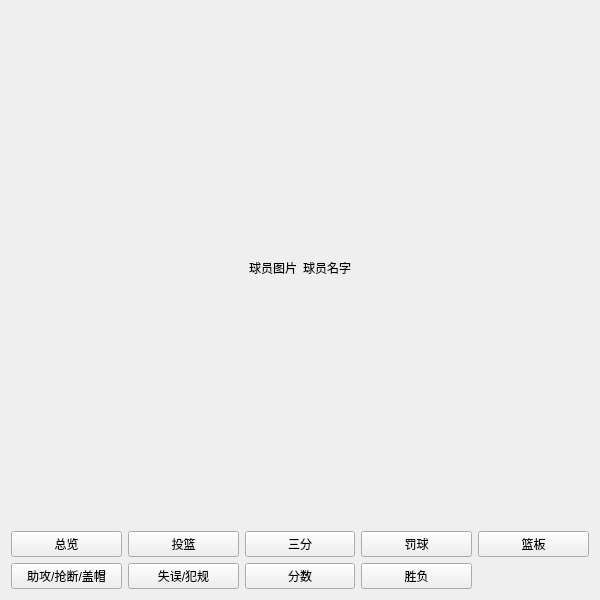
First picture: the form in view/pagePlayer.ui, repository lincandong/Basketball_Data_Visualization, before the edit.
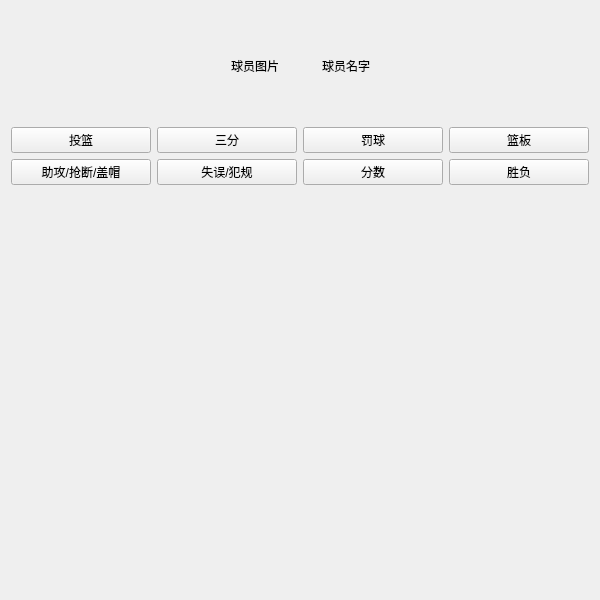
Second picture: the form after the edit.

```diff
--- a/view/pagePlayer.ui
+++ b/view/pagePlayer.ui
@@ -13,7 +13,7 @@
   <property name="windowTitle">
    <string>Form</string>
   </property>
-  <layout class="QVBoxLayout" name="verticalLayout" stretch="1,2,10">
+  <layout class="QVBoxLayout" name="verticalLayout" stretch="1,1,10">
    <item>
     <layout class="QHBoxLayout" name="horizontalLayout">
      <item>
@@ -31,6 +31,12 @@
      </item>
      <item>
       <widget class="QLabel" name="labelPlayerPix">
+       <property name="minimumSize">
+        <size>
+         <width>85</width>
+         <height>110</height>
+        </size>
+       </property>
        <property name="text">
         <string>球员图片</string>
        </property>
@@ -60,41 +66,6 @@
    </item>
    <item>
     <layout class="QGridLayout" name="gridLayout">
-     <item row="0" column="1">
-      <widget class="QPushButton" name="buttonShoot">
-       <property name="text">
-        <string>投篮</string>
-       </property>
-      </widget>
-     </item>
-     <item row="0" column="2">
-      <widget class="QPushButton" name="buttonThree">
-       <property name="text">
-        <string>三分</string>
-       </property>
-      </widget>
-     </item>
-     <item row="0" column="4">
-      <widget class="QPushButton" name="buttonBackboard">
-       <property name="text">
-        <string>篮板</string>
-       </property>
-      </widget>
-     </item>
-     <item row="0" column="3">
-      <widget class="QPushButton" name="buttonPenalty">
-       <property name="text">
-        <string>罚球</string>
-       </property>
-      </widget>
-     </item>
-     <item row="0" column="0">
-      <widget class="QPushButton" name="buttonTotal">
-       <property name="text">
-        <string>总览</string>
-       </property>
-      </widget>
-     </item>
      <item row="1" column="0">
       <widget class="QPushButton" name="buttonAssisting">
        <property name="text">
@@ -123,10 +94,95 @@
        </property>
       </widget>
      </item>
+     <item row="0" column="0">
+      <widget class="QPushButton" name="buttonShoot">
+       <property name="text">
+        <string>投篮</string>
+       </property>
+      </widget>
+     </item>
+     <item row="0" column="1">
+      <widget class="QPushButton" name="buttonThree">
+       <property name="text">
+        <string>三分</string>
+       </property>
+      </widget>
+     </item>
+     <item row="0" column="2">
+      <widget class="QPushButton" name="buttonPenalty">
+       <property name="text">
+        <string>罚球</string>
+       </property>
+      </widget>
+     </item>
+     <item row="0" column="3">
+      <widget class="QPushButton" name="buttonBackboard">
+       <property name="text">
+        <string>篮板</string>
+       </property>
+      </widget>
+     </item>
     </layout>
    </item>
    <item>
-    <layout class="QGridLayout" name="gridLayoutTable" rowstretch="0" columnstretch="0"/>
+    <widget class="QStackedWidget" name="stackedWidget">
+     <widget class="QWidget" name="pageShoot">
+      <layout class="QVBoxLayout" name="verticalLayout_2">
+       <item>
+        <layout class="QGridLayout" name="layoutShoot"/>
+       </item>
+      </layout>
+     </widget>
+     <widget class="QWidget" name="pageThree">
+      <layout class="QVBoxLayout" name="verticalLayout_3">
+       <item>
+        <layout class="QGridLayout" name="layoutThree"/>
+       </item>
+      </layout>
+     </widget>
+     <widget class="QWidget" name="pagePenalty">
+      <layout class="QVBoxLayout" name="verticalLayout_4">
+       <item>
+        <layout class="QGridLayout" name="layoutPenalty"/>
+       </item>
+      </layout>
+     </widget>
+     <widget class="QWidget" name="pageBackboard">
+      <layout class="QVBoxLayout" name="verticalLayout_5">
+       <item>
+        <layout class="QGridLayout" name="layoutBackboard"/>
+       </item>
+      </layout>
+     </widget>
+     <widget class="QWidget" name="pageAssisting">
+      <layout class="QVBoxLayout" name="verticalLayout_6">
+       <item>
+        <layout class="QGridLayout" name="layoutAssisting"/>
+       </item>
+      </layout>
+     </widget>
+     <widget class="QWidget" name="pageFalut">
+      <layout class="QVBoxLayout" name="verticalLayout_7">
+       <item>
+        <layout class="QGridLayout" name="layoutFalut"/>
+       </item>
+      </layout>
+     </widget>
+     <widget class="QWidget" name="pageScore">
+      <layout class="QVBoxLayout" name="verticalLayout_8">
+       <item>
+        <layout class="QGridLayout" name="layoutScore"/>
+       </item>
+      </layout>
+     </widget>
+     <widget class="QWidget" name="pageVictory">
+      <layout class="QVBoxLayout" name="verticalLayout_9">
+       <item>
+        <layout class="QGridLayout" name="layoutVictory"/>
+       </item>
+      </layout>
+     </widget>
+    </widget>
    </item>
   </layout>
  </widget>
```
